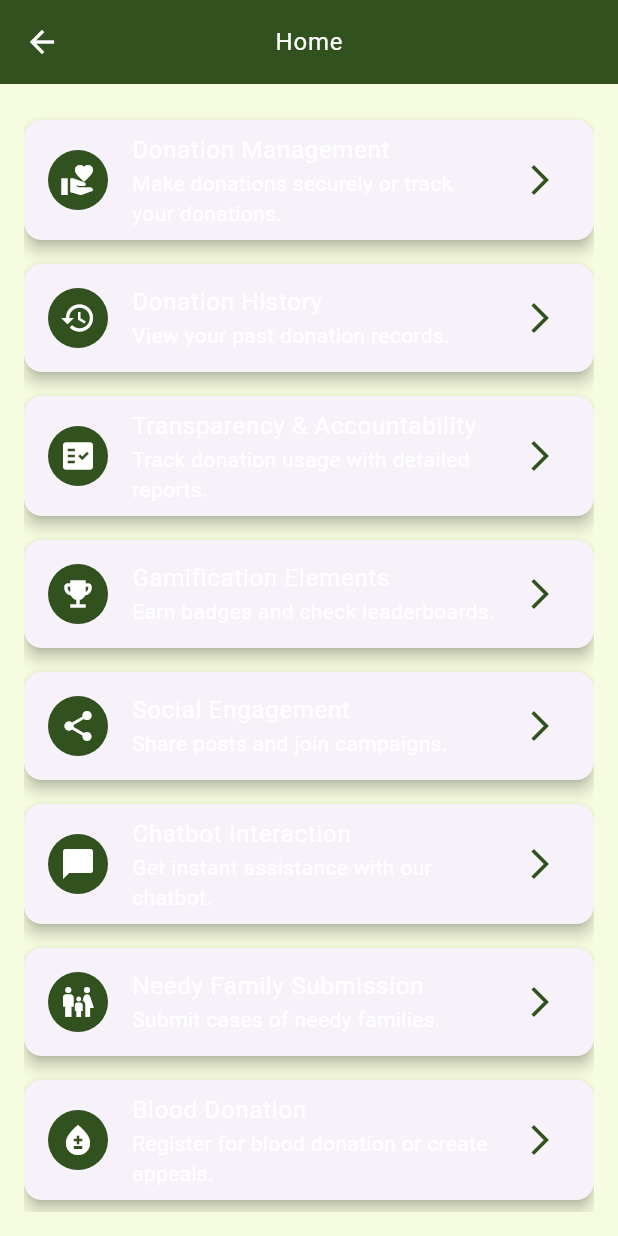
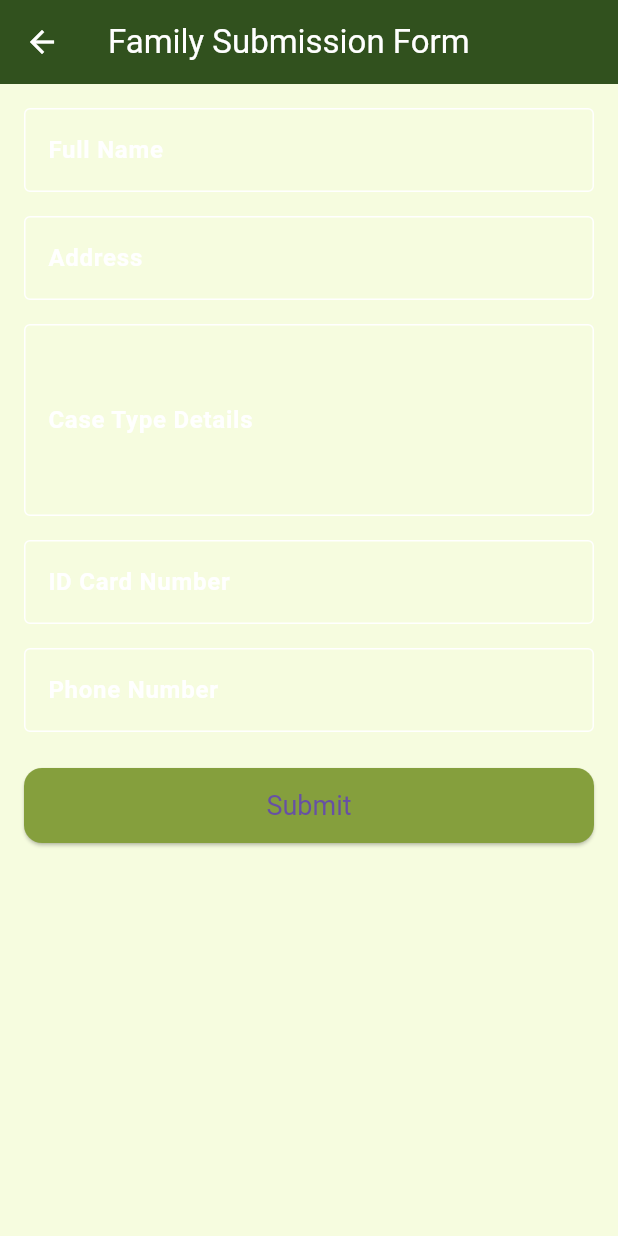
Before and after one commit to Muhammadsaqibsharif/kaar_e_kamal, a Flutter app: the UserHomeScreen screen opened by its route, after a tap on "Needy Family Submission", on a phone screen of 412 x 824 dp. Run offline on Flutter 3.47's test engine with Material 3 defaults, Android fonts, the light colour scheme and no system bars; our stand-ins replace shared_preferences; accounts and stored records are empty.

Commit message:
Working on User Screens 3 Family Submittion

```diff
--- a/lib/routes/app_routes.dart
+++ b/lib/routes/app_routes.dart
@@ -3,6 +3,7 @@ import 'package:kaar_e_kamal/core/theme/theme_settings_screen.dart';
 import 'package:kaar_e_kamal/routes/route_names.dart';
 import 'package:kaar_e_kamal/screens/user/donation/donation_history_screen.dart';
 import 'package:kaar_e_kamal/screens/user/donation/donation_management_screen.dart';
+import 'package:kaar_e_kamal/screens/user/family_submission/needy_family_submission_screen.dart';
 import 'package:kaar_e_kamal/screens/user/home_screen.dart';
 import 'package:kaar_e_kamal/screens/user_home2.dart';
 import '../screens/home_screen.dart';
@@ -30,6 +31,8 @@ class AppRoutes {
           const DonationManagementScreen(),
       RouteNames.DonationHistoryScreen: (context) =>
           DonationHistoryScreen(),
+      RouteNames.FamilySubmissionForm: (context) =>
+          FamilySubmissionForm(),
     };
   }
 }
--- a/lib/routes/route_names.dart
+++ b/lib/routes/route_names.dart
@@ -6,4 +6,5 @@ class RouteNames {
   static const String userHome2 = '/userHome2'; // New route for UserHome2 screen
   static const String DonationManagementScreen = '/DonationManagementScreen';
   static const String DonationHistoryScreen = '/DonationHistoryScreen';
+  static const String FamilySubmissionForm = '/FamilySubmissionForm';
 }
--- a/lib/screens/user/family_submission/needy_family_submission_screen.dart
+++ b/lib/screens/user/family_submission/needy_family_submission_screen.dart
@@ -0,0 +1,125 @@
+import 'package:flutter/material.dart';
+import 'package:kaar_e_kamal/widgets/user/family_submission/custom_input_field.dart';
+
+class FamilySubmissionForm extends StatefulWidget {
+  @override
+  _FamilySubmissionFormState createState() => _FamilySubmissionFormState();
+}
+
+class _FamilySubmissionFormState extends State<FamilySubmissionForm> {
+  final _formKey = GlobalKey<FormState>();
+  String fullName = '';
+  String address = '';
+  String caseTypeDetails = '';
+  String idCard = '';
+  String phoneNumber = '';
+
+  // Function to handle form submission
+  void _submitForm() {
+    if (_formKey.currentState!.validate()) {
+      _formKey.currentState!.save();
+      // Here, you can perform any action like saving the data to Firestore or calling an API
+      ScaffoldMessenger.of(context).showSnackBar(SnackBar(
+        content: Text('Form Submitted Successfully!'),
+      ));
+    }
+  }
+
+  @override
+  Widget build(BuildContext context) {
+    return Scaffold(
+      appBar: AppBar(
+        title: Text('Family Submission Form'),
+        backgroundColor: Color(0xFF31511E), // Dark Green from AppTheme
+      ),
+      body: Padding(
+        padding: const EdgeInsets.all(16.0),
+        child: Form(
+          key: _formKey,
+          child: ListView(
+            children: [
+              CustomInputField(
+                label: 'Full Name',
+                hint: 'Enter your full name',
+                onSaved: (value) => fullName = value!,
+                validator: (value) {
+                  if (value == null || value.isEmpty) {
+                    return 'Please enter your full name';
+                  }
+                  return null;
+                },
+              ),
+              SizedBox(height: 16.0),
+              CustomInputField(
+                label: 'Address',
+                hint: 'Enter your address',
+                onSaved: (value) => address = value!,
+                validator: (value) {
+                  if (value == null || value.isEmpty) {
+                    return 'Please enter your address';
+                  }
+                  return null;
+                },
+              ),
+              SizedBox(height: 16.0),
+              CustomInputField(
+                label: 'Case Type Details',
+                hint: 'Describe why you need support',
+                maxLines: 4,
+                onSaved: (value) => caseTypeDetails = value!,
+                validator: (value) {
+                  if (value == null || value.isEmpty) {
+                    return 'Please provide details about the case';
+                  }
+                  return null;
+                },
+              ),
+              SizedBox(height: 16.0),
+              CustomInputField(
+                label: 'ID Card Number',
+                hint: 'Enter your ID card number',
+                onSaved: (value) => idCard = value!,
+                validator: (value) {
+                  if (value == null || value.isEmpty) {
+                    return 'Please enter your ID card number';
+                  }
+                  return null;
+                },
+              ),
+              SizedBox(height: 16.0),
+              CustomInputField(
+                label: 'Phone Number',
+                hint: 'Enter your phone number',
+                keyboardType: TextInputType.phone,
+                onSaved: (value) => phoneNumber = value!,
+                validator: (value) {
+                  if (value == null || value.isEmpty) {
+                    return 'Please enter your phone number';
+                  } else if (!RegExp(r'^[0-9]{10}$').hasMatch(value)) {
+                    return 'Please enter a valid phone number';
+                  }
+                  return null;
+                },
+              ),
+              SizedBox(height: 24.0),
+              // Submit Button
+              ElevatedButton(
+                onPressed: _submitForm,
+                child: Text('Submit'),
+                style: ElevatedButton.styleFrom(
+                  minimumSize: Size(double.infinity, 50),
+                  backgroundColor:
+                      Color(0xFF859F3D), // Olive Green from AppTheme
+                  textStyle: TextStyle(fontSize: 18),
+                  shape: RoundedRectangleBorder(
+                    borderRadius: BorderRadius.circular(12),
+                  ),
+                ),
+              ),
+            ],
+          ),
+        ),
+      ),
+    );
+  }
+}
--- a/lib/screens/user/home_screen.dart
+++ b/lib/screens/user/home_screen.dart
@@ -77,6 +77,7 @@ class UserHomeScreen extends StatelessWidget {
                 subtitle: 'Submit cases of needy families.',
                 icon: Icons.family_restroom,
                 onTap: () {
+                  Navigator.pushNamed(context, RouteNames.FamilySubmissionForm);
                   // Navigate to Needy Family Submission
                 },
               ),
--- a/lib/widgets/user/donation/donation_history_card.dart
+++ b/lib/widgets/user/donation/donation_history_card.dart
@@ -1,5 +1,4 @@
 import 'package:flutter/material.dart';
-import 'package:kaar_e_kamal/core/theme/app_theme.dart';
 
 class DonationHistoryCard extends StatelessWidget {
   final double amount;
--- /dev/null
+++ b/lib/widgets/user/family_submission/custom_input_field.dart
@@ -0,0 +1,59 @@
+import 'package:flutter/material.dart';
+
+class CustomInputField extends StatelessWidget {
+  final String label;
+  final String hint;
+  final int maxLines;
+  final TextInputType keyboardType;
+  final FormFieldValidator<String>? validator;
+  final FormFieldSetter<String> onSaved;
+
+  CustomInputField({
+    required this.label,
+    required this.hint,
+    this.maxLines = 1,
+    this.keyboardType = TextInputType.text,
+    required this.onSaved,
+    this.validator,
+  });
+
+  @override
+  Widget build(BuildContext context) {
+    return TextFormField(
+      decoration: InputDecoration(
+        labelText: label,
+        hintText: hint,
+        labelStyle: TextStyle(
+          color: Colors.white, // White text for the label
+          fontWeight: FontWeight.bold,
+        ),
+        hintStyle: TextStyle(
+          color:
+              Colors.white70, // Duller hint color (slightly transparent white)
+        ),
+        focusedBorder: OutlineInputBorder(
+          borderSide: BorderSide(
+            color: Colors.white, // White border when focused
+          ),
+        ),
+        border: OutlineInputBorder(
+          borderSide: BorderSide(
+            color: Colors.white, // White border
+          ),
+        ),
+        enabledBorder: OutlineInputBorder(
+          borderSide: BorderSide(
+            color: Colors.white, // White border when enabled
+          ),
+        ),
+      ),
+      maxLines: maxLines,
+      keyboardType: keyboardType,
+      validator: validator,
+      onSaved: onSaved,
+      style: TextStyle(
+        color: Colors.white, // White text for the input field
+      ),
+    );
+  }
+}
```
Also changed, not shown: lib/core/theme/app_theme.dart (+0 -37 lines).
